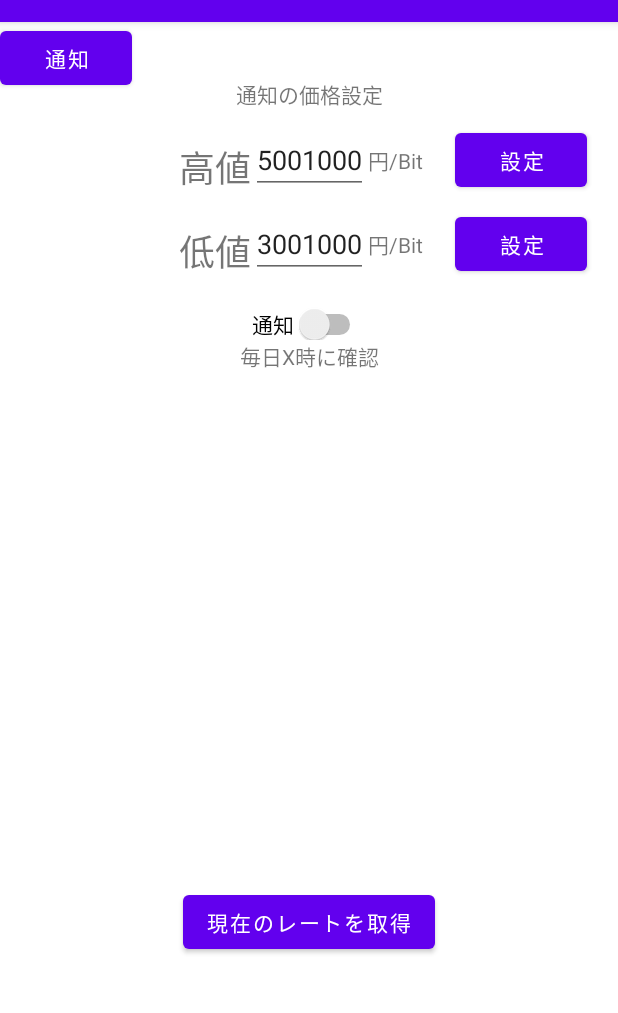
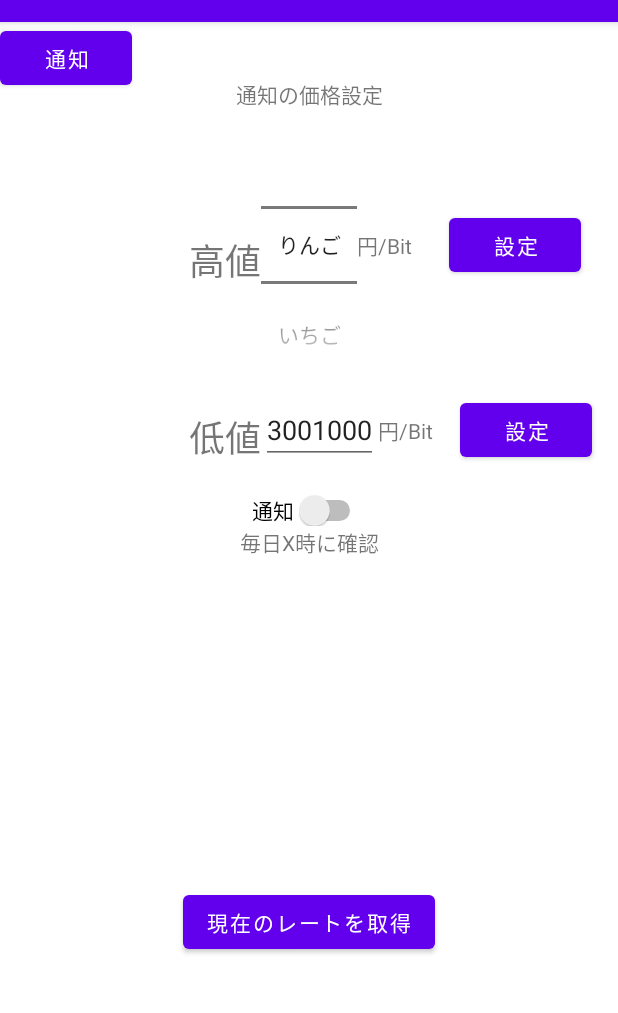
Before and after one commit to kobearen/CyptoNotice, an Android app: the screen it shows after launch (MainActivity), after a tap on "設定", on a phone screen of 412 x 824 dp, the part 62-1075 px from its top. Run offline under Robolectric (Android 15) with nearby library versions, the phone set to English and light mode, and no system bars.

Commit message:
ドラムロール実装完了

```diff
--- a/app/src/main/java/com/example/cyptonotice/ui/main/SetPriceFragment.kt
+++ b/app/src/main/java/com/example/cyptonotice/ui/main/SetPriceFragment.kt
@@ -5,13 +5,13 @@ import androidx.fragment.app.Fragment
 import android.view.LayoutInflater
 import android.view.View
 import android.view.ViewGroup
+import android.widget.NumberPicker
 import com.example.cyptonotice.R
+
 class SetPriceFragment : Fragment() {
 
     override fun onCreate(savedInstanceState: Bundle?) {
         super.onCreate(savedInstanceState)
-        arguments?.let {
-        }
     }
 
     override fun onCreateView(
@@ -20,4 +20,20 @@ class SetPriceFragment : Fragment() {
     ): View? {
         return inflater.inflate(R.layout.fragment_set_price, container, false)
     }
+
+    override fun onViewCreated(view: View, savedInstanceState: Bundle?) {
+        super.onViewCreated(view, savedInstanceState)
+//        val btnxxx: Button = view.findViewById(R.id.btnxxx)
+        val pickerHighPtice: NumberPicker = view.findViewById(R.id.pickerHighPtice)
+//        btnxxx.setOnClickListener {
+//            //
+//        }
+        //ドラムロール表示用の配列作成
+        val fruits = arrayOf("りんご", "いちご", "みかん")
+        //配列のインデックス最小、最大を指定
+        pickerHighPtice.minValue = 0
+        pickerHighPtice.maxValue = fruits.size - 1
+        //NumberPickerに配列をセットする
+        pickerHighPtice.displayedValues = fruits
+    }
 }
--- a/app/src/main/res/layout/fragment_set_price.xml
+++ b/app/src/main/res/layout/fragment_set_price.xml
@@ -25,28 +25,28 @@
         android:paddingTop="20dp"
         android:text="@string/edit_high_price"
         android:textSize="24dp"
-        app:layout_constraintBottom_toBottomOf="@+id/editHighPrice"
-        app:layout_constraintEnd_toStartOf="@+id/editHighPrice"
+        app:layout_constraintBottom_toBottomOf="@+id/pickerHighPtice"
+        app:layout_constraintEnd_toStartOf="@+id/pickerHighPtice"
         app:layout_constraintHorizontal_bias="0.1"
-        app:layout_constraintTop_toBottomOf="@+id/titlePriceSettings" />
+        app:layout_constraintTop_toTopOf="@+id/pickerHighPtice" />
 
-    <EditText
-        android:id="@+id/editHighPrice"
+    <NumberPicker
+        android:id="@+id/pickerHighPtice"
         android:layout_width="wrap_content"
         android:layout_height="wrap_content"
-        android:text="@string/text_high_price"
+        app:layout_constraintTop_toBottomOf="@+id/titlePriceSettings"
         app:layout_constraintBottom_toBottomOf="@+id/textHighPrice"
         app:layout_constraintEnd_toEndOf="parent"
-        app:layout_constraintStart_toStartOf="parent" />
+        app:layout_constraintStart_toStartOf="parent"/>
 
     <TextView
         android:id="@+id/textYenBit"
         android:layout_width="wrap_content"
         android:layout_height="wrap_content"
         android:text="@string/text_yen_bit"
-        app:layout_constraintBottom_toBottomOf="@+id/editHighPrice"
-        app:layout_constraintStart_toEndOf="@+id/editHighPrice"
-        app:layout_constraintTop_toTopOf="@+id/editHighPrice" />
+        app:layout_constraintBottom_toBottomOf="@+id/pickerHighPtice"
+        app:layout_constraintStart_toEndOf="@+id/pickerHighPtice"
+        app:layout_constraintTop_toTopOf="@+id/pickerHighPtice" />
 
     <Button
         android:id="@+id/btnSetHigh"
@@ -68,7 +68,7 @@
         app:layout_constraintEnd_toEndOf="@+id/textHighPrice"
         app:layout_constraintHorizontal_bias="0.1"
         app:layout_constraintStart_toStartOf="@+id/textHighPrice"
-        app:layout_constraintTop_toBottomOf="@+id/editHighPrice" />
+        app:layout_constraintTop_toBottomOf="@+id/pickerHighPtice" />
 
     <EditText
         android:id="@+id/editLowPrice"
```
